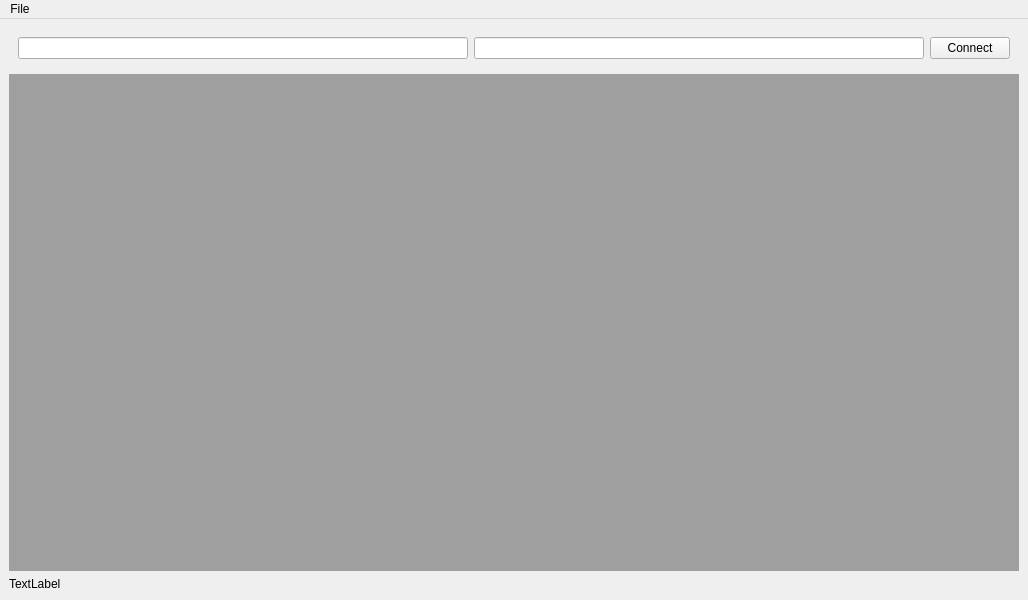
First picture: the form in mainwindow.ui, repository tonylin0826/ModbusMasterTool, before the edit.
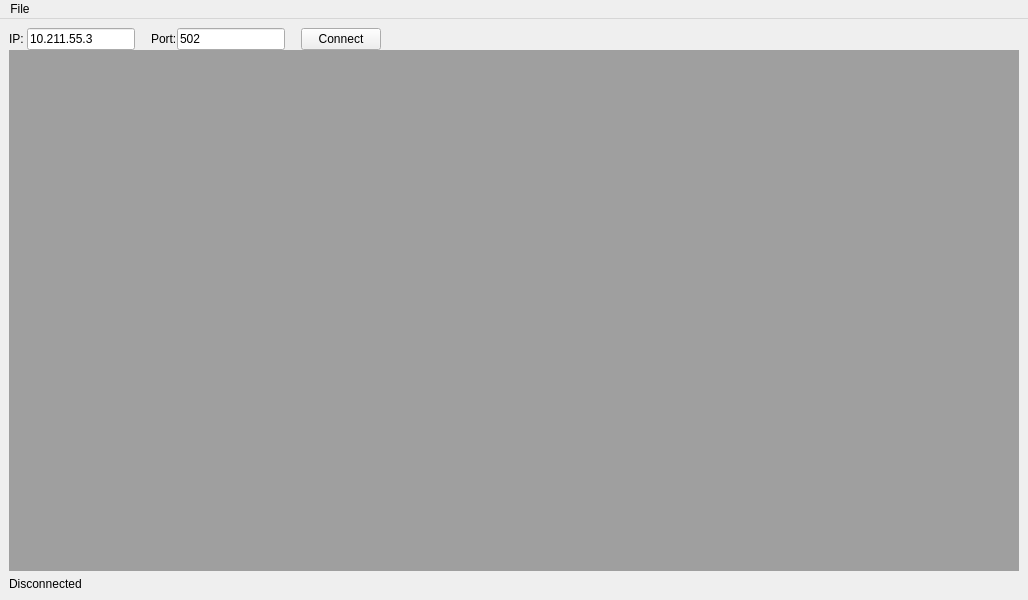
Second picture: the form after the edit.

What changed in the file:
```diff
--- a/mainwindow.ui
+++ b/mainwindow.ui
@@ -15,27 +15,108 @@
   </property>
   <widget class="QWidget" name="centralwidget">
    <layout class="QVBoxLayout" name="verticalLayout_2">
+    <property name="spacing">
+     <number>0</number>
+    </property>
+    <property name="bottomMargin">
+     <number>0</number>
+    </property>
     <item>
      <layout class="QVBoxLayout" name="verticalLayout" stretch="0">
+      <property name="spacing">
+       <number>0</number>
+      </property>
       <property name="leftMargin">
-       <number>9</number>
+       <number>0</number>
       </property>
       <property name="topMargin">
-       <number>9</number>
+       <number>0</number>
       </property>
       <property name="rightMargin">
-       <number>9</number>
+       <number>0</number>
       </property>
       <property name="bottomMargin">
-       <number>9</number>
+       <number>0</number>
       </property>
       <item>
        <layout class="QHBoxLayout" name="horizontalLayout">
         <item>
-         <widget class="QLineEdit" name="inputPort"/>
+         <widget class="QLabel" name="label">
+          <property name="text">
+           <string>IP: </string>
+          </property>
+         </widget>
         </item>
         <item>
-         <widget class="QLineEdit" name="inputIp"/>
+         <widget class="QLineEdit" name="inputIp">
+          <property name="sizePolicy">
+           <sizepolicy hsizetype="Fixed" vsizetype="Fixed">
+            <horstretch>0</horstretch>
+            <verstretch>0</verstretch>
+           </sizepolicy>
+          </property>
+          <property name="text">
+           <string>10.211.55.3</string>
+          </property>
+         </widget>
+        </item>
+        <item>
+         <spacer name="horizontalSpacer_2">
+          <property name="orientation">
+           <enum>Qt::Horizontal</enum>
+          </property>
+          <property name="sizeType">
+           <enum>QSizePolicy::Fixed</enum>
+          </property>
+          <property name="sizeHint" stdset="0">
+           <size>
+            <width>16</width>
+            <height>20</height>
+           </size>
+          </property>
+         </spacer>
+        </item>
+        <item>
+         <widget class="QLabel" name="label_2">
+          <property name="sizePolicy">
+           <sizepolicy hsizetype="Fixed" vsizetype="Preferred">
+            <horstretch>0</horstretch>
+            <verstretch>0</verstretch>
+           </sizepolicy>
+          </property>
+          <property name="text">
+           <string>Port:</string>
+          </property>
+         </widget>
+        </item>
+        <item>
+         <widget class="QLineEdit" name="inputPort">
+          <property name="sizePolicy">
+           <sizepolicy hsizetype="Fixed" vsizetype="Fixed">
+            <horstretch>0</horstretch>
+            <verstretch>0</verstretch>
+           </sizepolicy>
+          </property>
+          <property name="text">
+           <string>502</string>
+          </property>
+         </widget>
+        </item>
+        <item>
+         <spacer name="horizontalSpacer_3">
+          <property name="orientation">
+           <enum>Qt::Horizontal</enum>
+          </property>
+          <property name="sizeType">
+           <enum>QSizePolicy::Fixed</enum>
+          </property>
+          <property name="sizeHint" stdset="0">
+           <size>
+            <width>16</width>
+            <height>20</height>
+           </size>
+          </property>
+         </spacer>
         </item>
         <item>
          <widget class="QPushButton" name="btnConnect">
@@ -44,6 +125,19 @@
           </property>
          </widget>
         </item>
+        <item>
+         <spacer name="horizontalSpacer">
+          <property name="orientation">
+           <enum>Qt::Horizontal</enum>
+          </property>
+          <property name="sizeHint" stdset="0">
+           <size>
+            <width>40</width>
+            <height>20</height>
+           </size>
+          </property>
+         </spacer>
+        </item>
        </layout>
       </item>
      </layout>
@@ -75,10 +169,16 @@
       <property name="sizeConstraint">
        <enum>QLayout::SetDefaultConstraint</enum>
       </property>
+      <property name="topMargin">
+       <number>6</number>
+      </property>
+      <property name="bottomMargin">
+       <number>9</number>
+      </property>
       <item>
-       <widget class="QLabel" name="label">
+       <widget class="QLabel" name="labelConnectionStatus">
         <property name="text">
-         <string>TextLabel</string>
+         <string>Disconnected</string>
         </property>
        </widget>
       </item>
```
